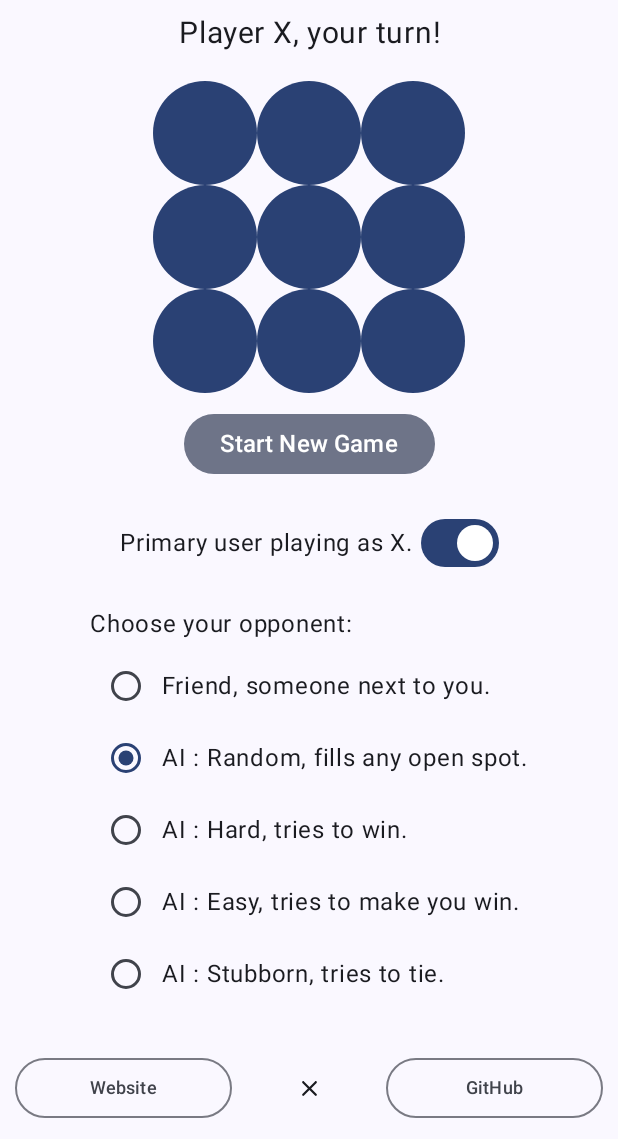
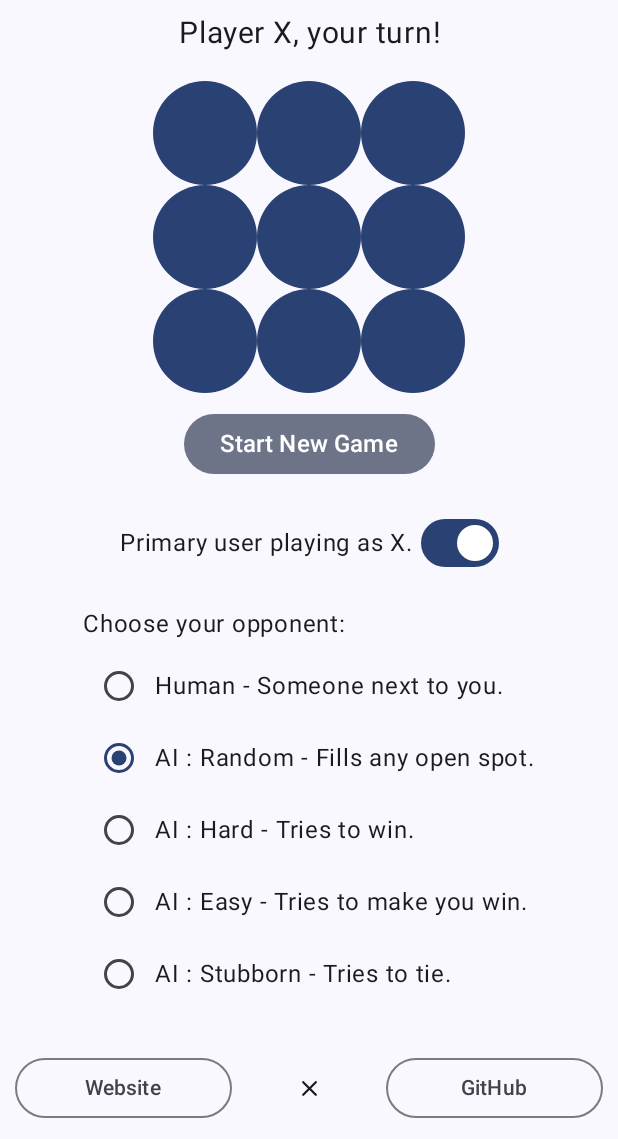
Before and after one commit to Hyperling/TicTacToeAndroid, an Android app built with Jetpack Compose: the screen it shows after launch (MainActivity), on a phone screen of 412 x 824 dp, the part 97-1236 px from its top. Run offline under Robolectric (Android 15) with nearby library versions, the phone set to English and light mode, and no system bars.

Commit message:
Fix radio button areas not all being clickable. Increase link font sizes. Change URIs to be exactly how the browser shows them

```diff
--- a/app/src/main/java/com/hyperling/tictactoe/MainActivity.kt
+++ b/app/src/main/java/com/hyperling/tictactoe/MainActivity.kt
@@ -337,7 +337,10 @@ fun Game() {
                 )
             }
             Row (
-                verticalAlignment = Alignment.CenterVertically
+                verticalAlignment = Alignment.CenterVertically,
+                modifier = Modifier.clickable {
+                    opponentRandom = setRadiosFalse()
+                }
             ){
                 RadioButton(
                     selected = opponentRandom,
@@ -349,7 +352,10 @@ fun Game() {
                 )
             }
             Row (
-                verticalAlignment = Alignment.CenterVertically
+                verticalAlignment = Alignment.CenterVertically,
+                modifier = Modifier.clickable {
+                    opponentHard = setRadiosFalse()
+                }
             ){
                 RadioButton(
                     selected = opponentHard,
@@ -361,7 +367,10 @@ fun Game() {
                 )
             }
             Row (
-                verticalAlignment = Alignment.CenterVertically
+                verticalAlignment = Alignment.CenterVertically,
+                modifier = Modifier.clickable {
+                    opponentEasy = setRadiosFalse()
+                }
             ){
                 RadioButton(
                     selected = opponentEasy,
@@ -373,7 +382,10 @@ fun Game() {
                 )
             }
             Row (
-                verticalAlignment = Alignment.CenterVertically
+                verticalAlignment = Alignment.CenterVertically,
+                modifier = Modifier.clickable {
+                    opponentAnnoying = setRadiosFalse()
+                }
             ){
                 RadioButton(
                     selected = opponentAnnoying,
@@ -409,7 +421,7 @@ fun Game() {
                 ) {
                     Text(
                         text = text1,
-                        fontSize = 12.sp
+                        fontSize = 14.sp
                     )
                 }
 
@@ -440,7 +452,7 @@ fun Game() {
                 ) {
                     Text(
                         text = text2,
-                        fontSize = 12.sp
+                        fontSize = 14.sp
                     )
                 }
             }
--- a/app/src/main/res/values/strings.xml
+++ b/app/src/main/res/values/strings.xml
@@ -2,14 +2,14 @@
     <string name="app_name">Tic-Tac-Toe</string>
 
     <string name="opponent_header">Choose your opponent:</string>
-    <string name="opponent_human">Friend, someone next to you.</string>
-    <string name="opponent_random">AI : Random, fills any open spot.</string>
-    <string name="opponent_hard">AI : Hard, tries to win.</string>
-    <string name="opponent_easy">AI : Easy, tries to make you win.</string>
-    <string name="opponent_annoying">AI : Stubborn, tries to tie.</string>
+    <string name="opponent_human">Human - Someone next to you.</string>
+    <string name="opponent_random">AI : Random - Fills any open spot.</string>
+    <string name="opponent_hard">AI : Hard - Tries to win.</string>
+    <string name="opponent_easy">AI : Easy - Tries to make you win.</string>
+    <string name="opponent_annoying">AI : Stubborn - Tries to tie.</string>
 
     <string name="link1_text">Website</string>
-    <string name="link1_uri">https://Hyperling.com</string>
+    <string name="link1_uri">https://hyperling.com</string>
     <string name="link2_text">GitHub</string>
     <string name="link2_uri">https://github.com/Hyperling/TicTacToeAndroid</string>
 </resources>
```
